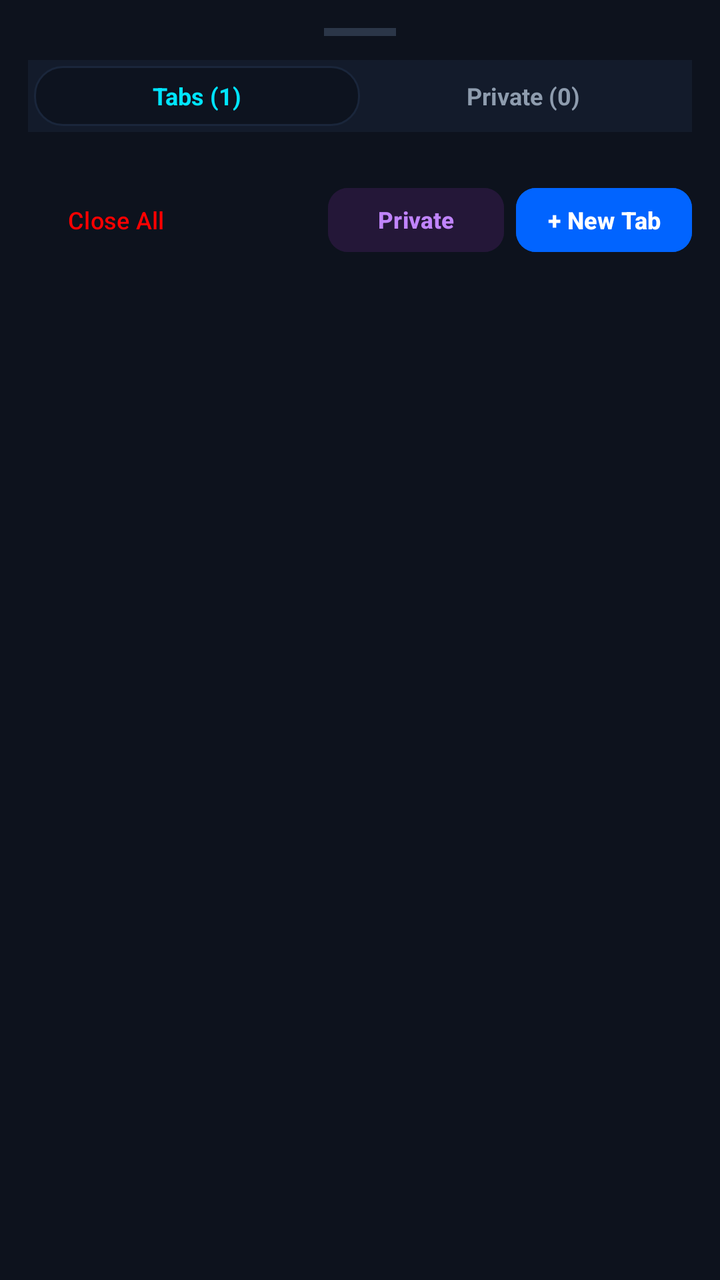
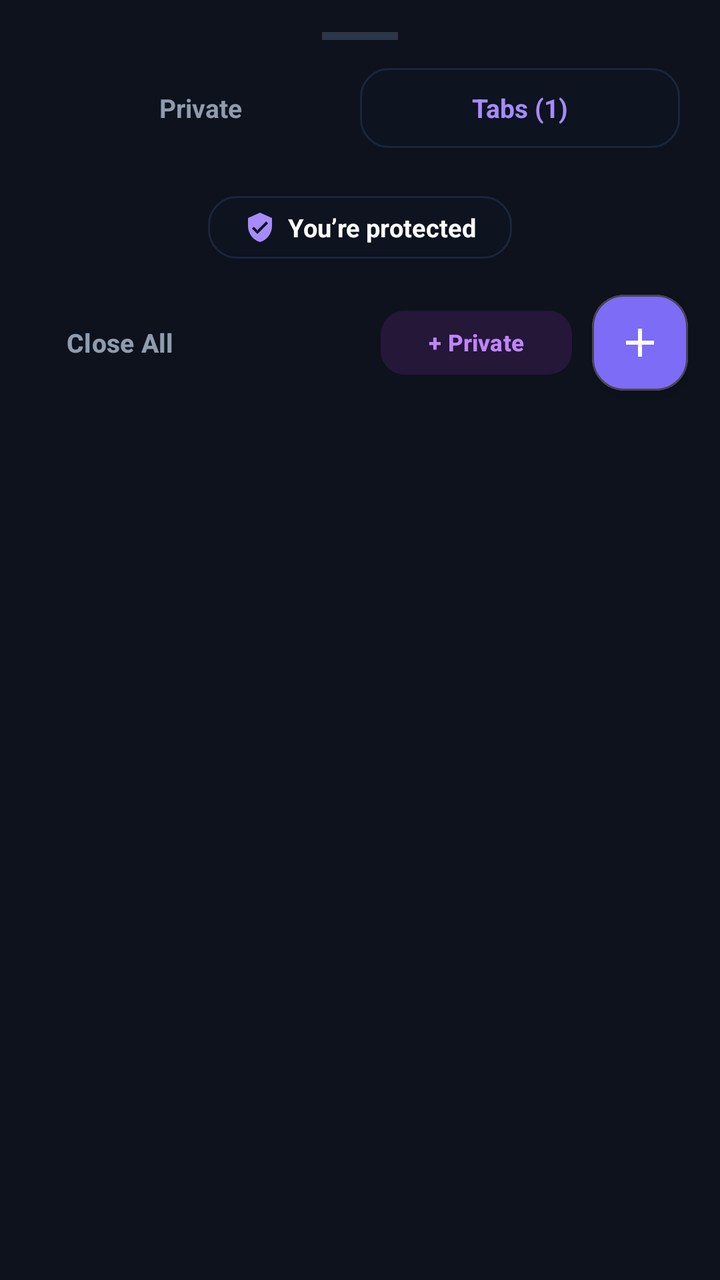

Before-and-after screenshots of an Android layout around one commit, followed by the original layout XML and the change that was made.
<!-- AndroidManifest.xml: application theme Theme.AdShield -->
<!-- res/layout/sheet_tab_switcher.xml -->
<?xml version="1.0" encoding="utf-8"?>
<LinearLayout xmlns:android="http://schemas.android.com/apk/res/android"
    xmlns:app="http://schemas.android.com/apk/res-auto"
    android:layout_width="match_parent"
    android:layout_height="wrap_content"
    android:background="#0D121D"
    android:orientation="vertical"
    android:padding="14dp">

    
    <View
        android:layout_width="36dp"
        android:layout_height="4dp"
        android:layout_gravity="center_horizontal"
        android:layout_marginBottom="12dp"
        android:background="#2B3648" />

    
    <LinearLayout
        android:layout_width="match_parent"
        android:layout_height="36dp"
        android:layout_marginBottom="12dp"
        android:background="#131B2B"
        android:orientation="horizontal"
        android:padding="3dp">

        <TextView
            android:id="@+id/btnFilterNormal"
            android:layout_width="0dp"
            android:layout_height="match_parent"
            android:layout_weight="1"
            android:background="@drawable/bg_stat_chip"
            android:gravity="center"
            android:text="Tabs (1)"
            android:textColor="@color/fokk_cyan"
            android:textSize="12sp"
            android:textStyle="bold" />

        <TextView
            android:id="@+id/btnFilterPrivate"
            android:layout_width="0dp"
            android:layout_height="match_parent"
            android:layout_weight="1"
            android:gravity="center"
            android:text="Private (0)"
            android:textColor="@color/text_secondary"
            android:textSize="12sp"
            android:textStyle="bold" />
    </LinearLayout>

    
    <androidx.core.widget.NestedScrollView
        android:layout_width="match_parent"
        android:layout_height="wrap_content"
        android:maxHeight="440dp">

        <LinearLayout
            android:id="@+id/layoutTabsGrid"
            android:layout_width="match_parent"
            android:layout_height="wrap_content"
            android:orientation="vertical" />
    </androidx.core.widget.NestedScrollView>

    
    <LinearLayout
        android:layout_width="match_parent"
        android:layout_height="wrap_content"
        android:layout_marginTop="12dp"
        android:gravity="center_vertical"
        android:orientation="horizontal">

        <com.google.android.material.button.MaterialButton
            android:id="@+id/btnCloseAllTabs"
            style="@style/Widget.Material3.Button.TextButton"
            android:layout_width="wrap_content"
            android:layout_height="40dp"
            android:paddingHorizontal="10dp"
            android:text="Close All"
            android:textColor="@color/youtube_red"
            android:textSize="12sp" />

        <View
            android:layout_width="0dp"
            android:layout_height="1dp"
            android:layout_weight="1" />

        <com.google.android.material.button.MaterialButton
            android:id="@+id/btnNewPrivateTab"
            style="@style/Widget.Material3.Button.TonalButton"
            android:layout_width="wrap_content"
            android:layout_height="40dp"
            android:layout_marginEnd="6dp"
            android:backgroundTint="#241738"
            android:paddingHorizontal="10dp"
            android:text="Private"
            android:textColor="#C084FC"
            android:textSize="11.5sp"
            android:textStyle="bold"
            app:cornerRadius="10dp" />

        <com.google.android.material.button.MaterialButton
            android:id="@+id/btnNewTabSheet"
            android:layout_width="wrap_content"
            android:layout_height="40dp"
            android:backgroundTint="@color/fokk_blue"
            android:paddingHorizontal="14dp"
            android:text="+ New Tab"
            android:textColor="@color/text_primary"
            android:textSize="12sp"
            android:textStyle="bold"
            app:cornerRadius="10dp" />
    </LinearLayout>

</LinearLayout>
<!-- resources referenced by this layout -->
<resources>
  <color name="fokk_blue">#0164FF</color>
  <color name="fokk_cyan">#00E5FF</color>
  <color name="text_primary">#FFFFFF</color>
  <color name="text_secondary">#8E9CAE</color>
  <color name="youtube_red">#FF0000</color>
  <!-- drawable bg_stat_chip (drawable) -->
  <?xml version="1.0" encoding="utf-8"?>
  <shape xmlns:android="http://schemas.android.com/apk/res/android"
      android:shape="rectangle">
      <corners android:radius="14dp" />
      <solid android:color="#0D131F" />
      <stroke
          android:width="1dp"
          android:color="#1A263B" />
  </shape>
  <style name="Theme.AdShield" parent="Theme.Material3.Dark.NoActionBar">
          <item name="colorPrimary">@color/secondary</item>
          <item name="colorSecondary">@color/accent_green</item>
          <item name="android:statusBarColor">@color/background_dark</item>
          <item name="android:navigationBarColor">@color/background_dark</item>
          <item name="android:windowBackground">@color/background_dark</item>
      </style>
  <color name="secondary">#00E5FF</color>
  <color name="accent_green">#00E676</color>
  <color name="background_dark">#090D14</color>
</resources>

<!-- the commit's change to res/layout/sheet_tab_switcher.xml (unified diff, before → after) -->
@@ -5,24 +5,35 @@
     android:layout_height="wrap_content"
     android:background="#0D121D"
     android:orientation="vertical"
-    android:padding="14dp">
+    android:padding="16dp">
 
     
     <View
-        android:layout_width="36dp"
+        android:layout_width="38dp"
         android:layout_height="4dp"
         android:layout_gravity="center_horizontal"
-        android:layout_marginBottom="12dp"
+        android:layout_marginBottom="14dp"
         android:background="#2B3648" />
 
     
     <LinearLayout
         android:layout_width="match_parent"
-        android:layout_height="36dp"
-        android:layout_marginBottom="12dp"
-        android:background="#131B2B"
+        android:layout_height="40dp"
+        android:layout_marginBottom="14dp"
+        android:gravity="center_vertical"
         android:orientation="horizontal"
-        android:padding="3dp">
+        android:paddingHorizontal="4dp">
+
+        <TextView
+            android:id="@+id/btnFilterPrivate"
+            android:layout_width="0dp"
+            android:layout_height="match_parent"
+            android:layout_weight="1"
+            android:gravity="center"
+            android:text="Private"
+            android:textColor="@color/text_secondary"
+            android:textSize="13sp"
+            android:textStyle="bold" />
 
         <TextView
             android:id="@+id/btnFilterNormal"
@@ -32,19 +43,8 @@
             android:background="@drawable/bg_stat_chip"
             android:gravity="center"
             android:text="Tabs (1)"
-            android:textColor="@color/fokk_cyan"
-            android:textSize="12sp"
-            android:textStyle="bold" />
-
-        <TextView
-            android:id="@+id/btnFilterPrivate"
-            android:layout_width="0dp"
-            android:layout_height="match_parent"
-            android:layout_weight="1"
-            android:gravity="center"
-            android:text="Private (0)"
-            android:textColor="@color/text_secondary"
-            android:textSize="12sp"
+            android:textColor="#A78BFA"
+            android:textSize="13sp"
             android:textStyle="bold" />
     </LinearLayout>
 
@@ -65,50 +65,90 @@
     <LinearLayout
         android:layout_width="match_parent"
         android:layout_height="wrap_content"
-        android:layout_marginTop="12dp"
-        android:gravity="center_vertical"
-        android:orientation="horizontal">
+        android:gravity="center"
+        android:layout_marginTop="10dp"
+        android:layout_marginBottom="14dp">
 
+        <LinearLayout
+            android:layout_width="wrap_content"
+            android:layout_height="wrap_content"
+            android:background="@drawable/bg_stat_chip"
+            android:paddingHorizontal="18dp"
+            android:paddingVertical="7dp"
+            android:gravity="center_vertical"
+            android:orientation="horizontal">
+
+            <ImageView
+                android:layout_width="16dp"
+                android:layout_height="16dp"
+                android:src="@drawable/ic_shield_check"
+                app:tint="#A78BFA" />
+
+            <TextView
+                android:layout_width="wrap_content"
+                android:layout_height="wrap_content"
+                android:layout_marginStart="6dp"
+                android:text="You’re protected"
+                android:textColor="@color/text_primary"
+                android:textSize="12.5sp"
+                android:textStyle="bold" />
+        </LinearLayout>
+    </LinearLayout>
+
+    
+    <RelativeLayout
+        android:layout_width="match_parent"
+        android:layout_height="56dp"
+        android:gravity="center_vertical">
+
+        
         <com.google.android.material.button.MaterialButton
             android:id="@+id/btnCloseAllTabs"
             style="@style/Widget.Material3.Button.TextButton"
             android:layout_width="wrap_content"
-            android:layout_height="40dp"
-            android:paddingHorizontal="10dp"
+            android:layout_height="44dp"
+            android:layout_alignParentStart="true"
+            android:layout_centerVertical="true"
             android:text="Close All"
-            android:textColor="@color/youtube_red"
-            android:textSize="12sp" />
-
-        <View
-            android:layout_width="0dp"
-            android:layout_height="1dp"
-            android:layout_weight="1" />
+            android:textColor="@color/text_secondary"
+            android:textSize="13sp"
+            android:textStyle="bold" />
 
         <com.google.android.material.button.MaterialButton
             android:id="@+id/btnNewPrivateTab"
             style="@style/Widget.Material3.Button.TonalButton"
             android:layout_width="wrap_content"
             android:layout_height="40dp"
-            android:layout_marginEnd="6dp"
+            android:layout_toStartOf="@id/btnNewTabSheet"
+            android:layout_centerVertical="true"
+            android:layout_marginEnd="10dp"
             android:backgroundTint="#241738"
-            android:paddingHorizontal="10dp"
-            android:text="Private"
+            android:text="+ Private"
             android:textColor="#C084FC"
             android:textSize="11.5sp"
             android:textStyle="bold"
-            app:cornerRadius="10dp" />
+            app:cornerRadius="12dp" />
 
-        <com.google.android.material.button.MaterialButton
+        
+        <com.google.android.material.card.MaterialCardView
             android:id="@+id/btnNewTabSheet"
-            android:layout_width="wrap_content"
-            android:layout_height="40dp"
-            android:backgroundTint="@color/fokk_blue"
-            android:paddingHorizontal="14dp"
-            android:text="+ New Tab"
-            android:textColor="@color/text_primary"
-            android:textSize="12sp"
-            android:textStyle="bold"
-            app:cornerRadius="10dp" />
-    </LinearLayout>
+            android:layout_width="48dp"
+            android:layout_height="48dp"
+            android:layout_alignParentEnd="true"
+            android:layout_centerVertical="true"
+            app:cardCornerRadius="16dp"
+            app:cardBackgroundColor="#7C6CF6"
+            app:cardElevation="4dp"
+            android:clickable="true"
+            android:focusable="true">
+
+            <ImageView
+                android:layout_width="24dp"
+                android:layout_height="24dp"
+                android:layout_gravity="center"
+                android:src="@drawable/ic_add"
+                app:tint="#FFFFFF" />
+        </com.google.android.material.card.MaterialCardView>
+    </RelativeLayout>
 
 </LinearLayout>
<!-- resource entries referenced after the edit -->
@@ -1,10 +1,7 @@
 <!-- resources referenced by this layout -->
 <resources>
-  <color name="fokk_blue">#0164FF</color>
-  <color name="fokk_cyan">#00E5FF</color>
   <color name="text_primary">#FFFFFF</color>
   <color name="text_secondary">#8E9CAE</color>
-  <color name="youtube_red">#FF0000</color>
   <!-- drawable bg_stat_chip (drawable) -->
   <?xml version="1.0" encoding="utf-8"?>
   <shape xmlns:android="http://schemas.android.com/apk/res/android"
@@ -15,6 +12,26 @@
           android:width="1dp"
           android:color="#1A263B" />
   </shape>
+  <!-- drawable ic_add (drawable) -->
+  <vector xmlns:android="http://schemas.android.com/apk/res/android"
+      android:width="24dp"
+      android:height="24dp"
+      android:viewportWidth="24"
+      android:viewportHeight="24">
+      <path
+          android:fillColor="#FFFFFF"
+          android:pathData="M19,13h-6v6h-2v-6H5v-2h6V5h2v6h6v2z"/>
+  </vector>
+  <!-- drawable ic_shield_check (drawable) -->
+  <vector xmlns:android="http://schemas.android.com/apk/res/android"
+      android:width="24dp"
+      android:height="24dp"
+      android:viewportWidth="24"
+      android:viewportHeight="24">
+    <path
+        android:fillColor="#00E676"
+        android:pathData="M12,1L3,5v6c0,5.55 3.84,10.74 9,12c5.16,-1.26 9,-6.45 9,-12V5L12,1zM10,17l-4,-4l1.41,-1.41L10,14.17l6.59,-6.59L18,9L10,17z"/>
+  </vector>
   <style name="Theme.AdShield" parent="Theme.Material3.Dark.NoActionBar">
           <item name="colorPrimary">@color/secondary</item>
           <item name="colorSecondary">@color/accent_green</item>
